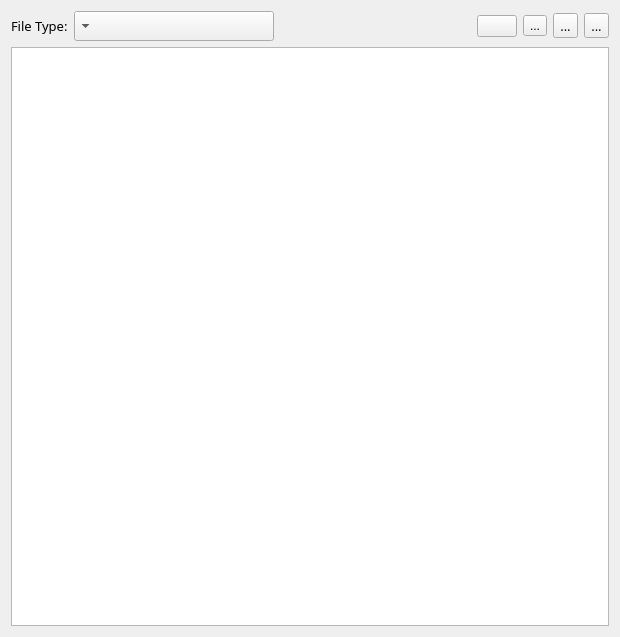
Old version of the form form1.ui in the repository journalehsan/PersianSubtitleFixer.
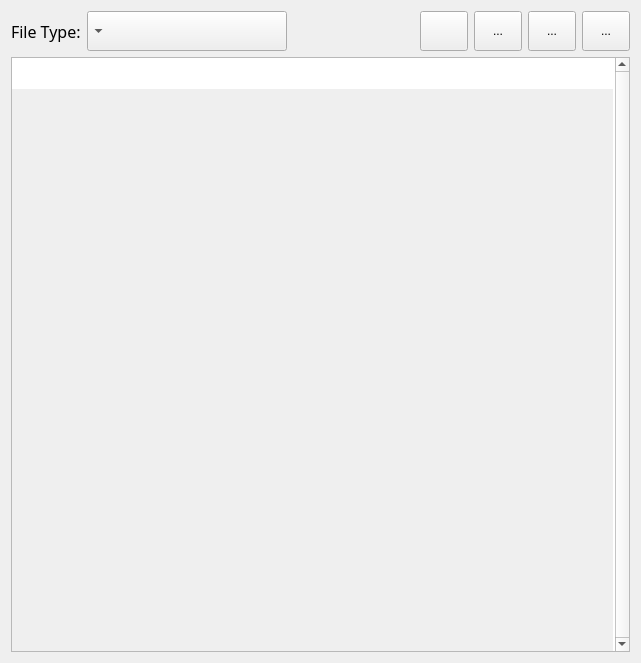
New version of the form. Icons and pictures are not drawn.

Diff of the .ui file:
```diff
--- a/form1.ui
+++ b/form1.ui
@@ -6,8 +6,8 @@
    <rect>
     <x>0</x>
     <y>0</y>
-    <width>620</width>
-    <height>637</height>
+    <width>641</width>
+    <height>663</height>
    </rect>
   </property>
   <property name="windowTitle">
@@ -30,8 +30,8 @@
       <widget class="QLabel" name="label">
        <property name="font">
         <font>
-         <family>Droid Sans</family>
-         <pointsize>10</pointsize>
+         <family>Sans Serif</family>
+         <pointsize>12</pointsize>
         </font>
        </property>
        <property name="text">
@@ -44,13 +44,13 @@
        <property name="minimumSize">
         <size>
          <width>200</width>
-         <height>30</height>
+         <height>40</height>
         </size>
        </property>
        <property name="font">
         <font>
-         <family>Ubuntu</family>
-         <pointsize>10</pointsize>
+         <family>Sans Serif</family>
+         <pointsize>12</pointsize>
         </font>
        </property>
        <property name="layoutDirection">
@@ -72,7 +72,19 @@
       </spacer>
      </item>
      <item>
-      <widget class="QPushButton" name="pushButton_2">
+      <widget class="QPushButton" name="btnAbout">
+       <property name="sizePolicy">
+        <sizepolicy hsizetype="MinimumExpanding" vsizetype="Minimum">
+         <horstretch>0</horstretch>
+         <verstretch>0</verstretch>
+        </sizepolicy>
+       </property>
+       <property name="maximumSize">
+        <size>
+         <width>48</width>
+         <height>48</height>
+        </size>
+       </property>
        <property name="text">
         <string/>
        </property>
@@ -82,14 +94,35 @@
        </property>
        <property name="iconSize">
         <size>
-         <width>14</width>
-         <height>22</height>
+         <width>32</width>
+         <height>32</height>
         </size>
        </property>
       </widget>
      </item>
      <item>
-      <widget class="QToolButton" name="toolButton_3">
+      <widget class="QToolButton" name="btnFont">
+       <property name="enabled">
+        <bool>true</bool>
+       </property>
+       <property name="sizePolicy">
+        <sizepolicy hsizetype="Minimum" vsizetype="Minimum">
+         <horstretch>24</horstretch>
+         <verstretch>28</verstretch>
+        </sizepolicy>
+       </property>
+       <property name="minimumSize">
+        <size>
+         <width>24</width>
+         <height>24</height>
+        </size>
+       </property>
+       <property name="maximumSize">
+        <size>
+         <width>48</width>
+         <height>48</height>
+        </size>
+       </property>
        <property name="text">
         <string>...</string>
        </property>
@@ -106,13 +139,19 @@
       </widget>
      </item>
      <item>
-      <widget class="QToolButton" name="toolButton_2">
-       <property name="font">
-        <font>
-         <family>Noto Naskh Arabic UI</family>
-         <pointsize>10</pointsize>
-        </font>
+      <widget class="QToolButton" name="btnSave">
+       <property name="sizePolicy">
+        <sizepolicy hsizetype="Expanding" vsizetype="Minimum">
+         <horstretch>0</horstretch>
+         <verstretch>0</verstretch>
+        </sizepolicy>
        </property>
+       <property name="maximumSize">
+        <size>
+         <width>48</width>
+         <height>48</height>
+        </size>
+       </property>
        <property name="text">
         <string>...</string>
        </property>
@@ -129,13 +168,19 @@
       </widget>
      </item>
      <item>
-      <widget class="QToolButton" name="toolButton">
-       <property name="font">
-        <font>
-         <family>Noto Naskh Arabic UI</family>
-         <pointsize>10</pointsize>
-        </font>
+      <widget class="QToolButton" name="btnOpen">
+       <property name="sizePolicy">
+        <sizepolicy hsizetype="MinimumExpanding" vsizetype="Minimum">
+         <horstretch>0</horstretch>
+         <verstretch>0</verstretch>
+        </sizepolicy>
        </property>
+       <property name="maximumSize">
+        <size>
+         <width>48</width>
+         <height>48</height>
+        </size>
+       </property>
        <property name="text">
         <string>...</string>
        </property>
@@ -157,19 +202,37 @@
     <widget class="QPlainTextEdit" name="textEdit">
      <property name="font">
       <font>
-       <family>Noto Naskh Arabic UI</family>
-       <pointsize>10</pointsize>
+       <family>Sans Serif</family>
+       <pointsize>12</pointsize>
       </font>
      </property>
      <property name="layoutDirection">
-      <enum>Qt::RightToLeft</enum>
+      <enum>Qt::LeftToRight</enum>
      </property>
      <property name="locale">
       <locale language="Arabic" country="Egypt"/>
      </property>
+     <property name="verticalScrollBarPolicy">
+      <enum>Qt::ScrollBarAlwaysOn</enum>
+     </property>
+     <property name="horizontalScrollBarPolicy">
+      <enum>Qt::ScrollBarAlwaysOff</enum>
+     </property>
+     <property name="sizeAdjustPolicy">
+      <enum>QAbstractScrollArea::AdjustToContents</enum>
+     </property>
+     <property name="tabChangesFocus">
+      <bool>false</bool>
+     </property>
+     <property name="documentTitle">
+      <string>SRT</string>
+     </property>
      <property name="readOnly">
       <bool>true</bool>
      </property>
+     <property name="backgroundVisible">
+      <bool>true</bool>
+     </property>
     </widget>
    </item>
    <item>
```
Left out of the diff: 24 changed lines with no effect on the pictures.
